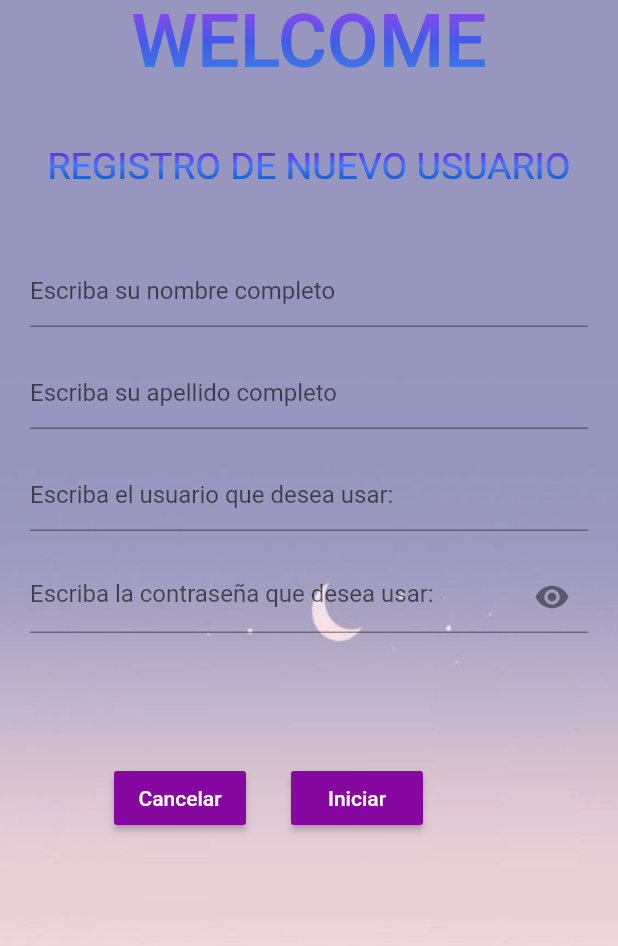
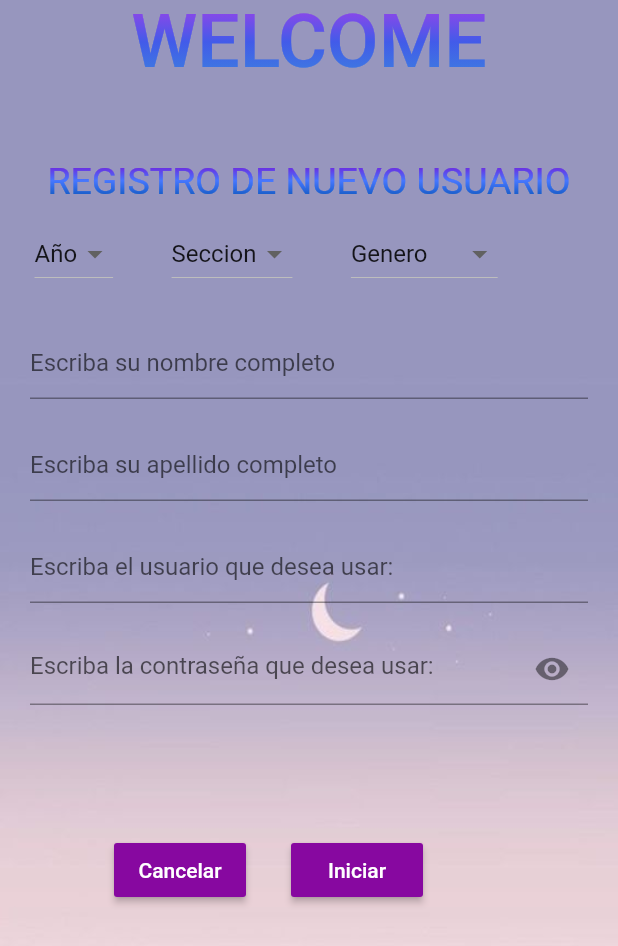
Before and after one commit to Diego-Chachagua/ingles, a Flutter app: the Registro screen opened directly, on a phone screen of 412 x 824 dp. Shown: the top 946 px of the screen. Run offline on Flutter 3.47's test engine with Material 2 defaults, Android fonts, the phone set to English and light mode, and no system bars; drawn by our look-alikes of simple_gradient_text.

Commit message:
cambio de registro

```diff
--- a/lib/screens/registrarse.dart
+++ b/lib/screens/registrarse.dart
@@ -19,15 +19,25 @@ class Registro extends StatefulWidget {
 }
 
 class _RegistroState extends State<Registro> {
-
   bool _obscureText = true;
-final usuariob =TextEditingController();
-final contrab =TextEditingController();
-final nombre =TextEditingController();
-final apellido =TextEditingController();
+  final usuariob = TextEditingController();
+  final contrab = TextEditingController();
+  final nombre = TextEditingController();
+  final apellido = TextEditingController();
 
   String usuariobd = "";
   String contrabd = "";
+
+  String _seleccionada = 'Año';
+  List anios = [
+    'Año',
+    '1',
+    '2',
+  ];
+  String _seleccionada2 = 'Seccion';
+  List seccion = ['Seccion', 'A', 'F', 'E', 'H', 'G', 'D'];
+  String _seleccionada3 = 'Genero';
+  List gene = ['Genero', 'Masculino', 'Femenino'];
 
   @override
   Widget build(BuildContext context) {
@@ -76,8 +86,7 @@ final apellido =TextEditingController();
                     onPressed: () {
                       Navigator.pop(
                         context,
-                        MaterialPageRoute(
-                            builder: (context) => const Formes()),
+                        MaterialPageRoute(builder: (context) => const Formes()),
                       );
                     },
                     child: const Text(
@@ -90,10 +99,11 @@ final apellido =TextEditingController();
                   ),
                   MaterialButton(
                     color: const Color.fromARGB(255, 135, 8, 160),
-                  onPressed: () async{
-
-                  },
-                  child: const Text('Iniciar', style: TextStyle(color: Colors.white),),
+                    onPressed: () async {},
+                    child: const Text(
+                      'Iniciar',
+                      style: TextStyle(color: Colors.white),
+                    ),
                   ),
                   const SizedBox(
                     height: 50,
@@ -112,9 +122,16 @@ final apellido =TextEditingController();
     return Center(
       child: Column(children: <Widget>[
         espacio(),
+        const SizedBox(
+          height: 10,
+        ),
         control(),
         const SizedBox(
-          height: 40,
+          height: 10,
+        ),
+        crearDropdDownButton(),
+        const SizedBox(
+          height: 20,
         ),
         nombrea(),
         const SizedBox(
@@ -130,9 +147,7 @@ final apellido =TextEditingController();
         ),
         contrasena(),
         Row(
-          children: [
-
-          ],
+          children: [],
         )
       ]),
     );
@@ -200,19 +215,21 @@ Widget apellidoa() {
     );
   }
 
-Widget contrasena(){
+  Widget contrasena() {
     return Container(
-    padding: const EdgeInsets.symmetric(horizontal: 20,vertical: 5),
+        padding: const EdgeInsets.symmetric(horizontal: 20, vertical: 5),
         child: TextField(
           controller: contrab,
           obscureText: _obscureText,
-      decoration:  InputDecoration(
-        suffixIcon: GestureDetector(onTap: (){
+          decoration: InputDecoration(
+            suffixIcon: GestureDetector(
+              onTap: () {
                 setState(() {
-            _obscureText=!_obscureText;
+                  _obscureText = !_obscureText;
                 });
               },
-        child: Icon(_obscureText ?Icons.visibility : Icons.visibility_off),
+              child:
+                  Icon(_obscureText ? Icons.visibility : Icons.visibility_off),
             ),
             counterStyle: const TextStyle(color: Colors.white),
             hintText: "Escriba la contraseña que desea usar:",
@@ -270,4 +287,72 @@ Widget contrasena(){
           );
         });
   }
+
+  List<DropdownMenuItem<String>> getOptionsDropDownButton() {
+    List<DropdownMenuItem<String>> annios = [];
+    anios.forEach((element) {
+      annios.add(DropdownMenuItem(
+        child: Text(element),
+        value: element,
+      ));
+    });
+    return annios;
   }
+
+  List<DropdownMenuItem<String>> getOptionsDropDownButton2() {
+    List<DropdownMenuItem<String>> secciones = [];
+    seccion.forEach((element) {
+      secciones.add(DropdownMenuItem(
+        child: Text(element),
+        value: element,
+      ));
+    });
+    return secciones;
+  }
+
+  List<DropdownMenuItem<String>> getOptionsDropDownButton3() {
+    List<DropdownMenuItem<String>> genero = [];
+    gene.forEach((element) {
+      genero.add(DropdownMenuItem(
+        child: Text(element),
+        value: element,
+      ));
+    });
+    return genero;
+  }
+
+  Widget crearDropdDownButton() {
+    return Row(
+      children: <Widget>[
+        const SizedBox(width: 23),
+        DropdownButton(
+          value: _seleccionada,
+          items: getOptionsDropDownButton(),
+          onChanged: (value) {
+            setState(() {
+              _seleccionada = value.toString();
+            });
+          },
+        ),
+        const SizedBox(width: 39),
+        DropdownButton(
+          value: _seleccionada2,
+          items: getOptionsDropDownButton2(),
+          onChanged: (value) {
+            _seleccionada2 = value.toString();
+
+            setState(() {});
+          },
+        ),
+        const SizedBox(width: 39),
+        DropdownButton(
+          value: _seleccionada3,
+          items: getOptionsDropDownButton3(),
+          onChanged: (value) {
+            setState(() {});
+          },
+        ),
+      ],
+    );
+  }
+}
```
Lines whose indentation alone changed are shown as unchanged.
